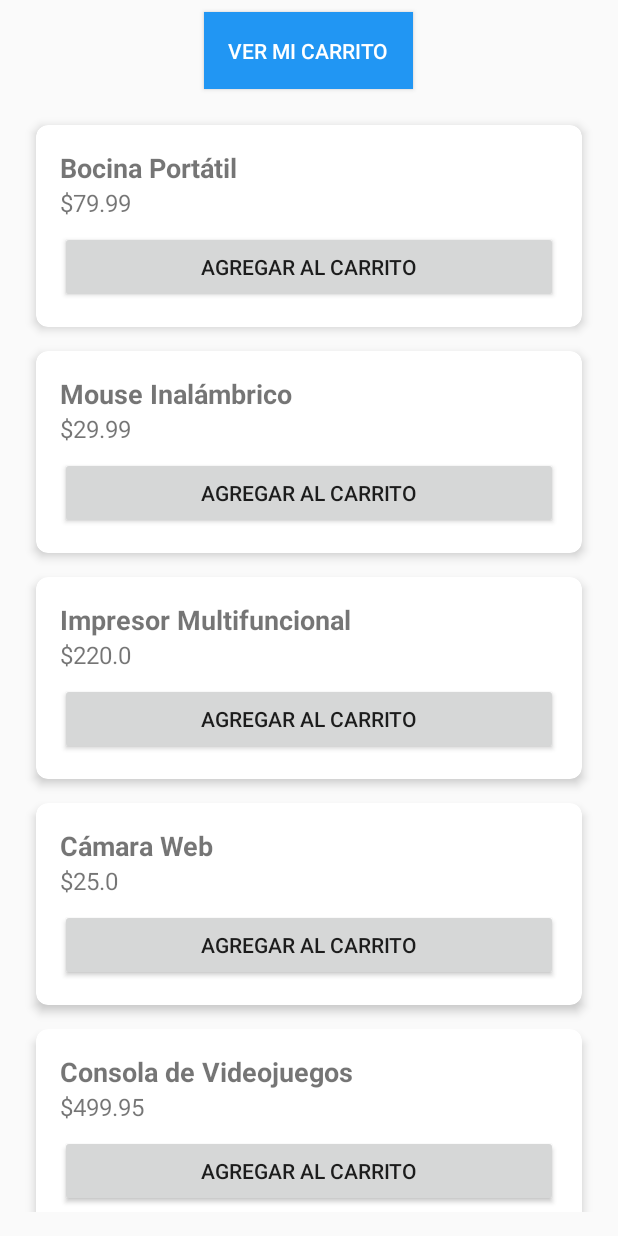
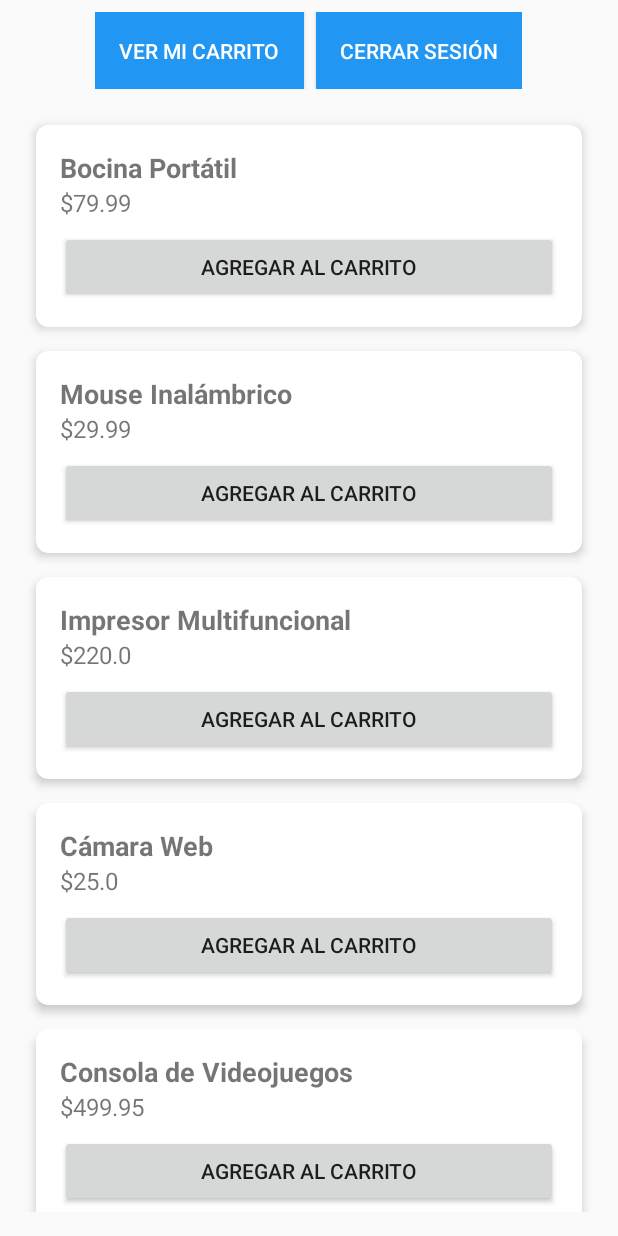
Before and after one commit to diegovarias/virtualstore, an Android app built with Jetpack Compose: the ProductsActivity screen opened directly, with no data from a screen before it, on a phone screen of 412 x 824 dp. Run offline under Robolectric (Android 15) with nearby library versions, the phone set to English and light mode, and no system bars.

Commit message:
Add logout button

```diff
--- a/app/src/main/java/com/example/virtualstore/ProductsActivity.kt
+++ b/app/src/main/java/com/example/virtualstore/ProductsActivity.kt
@@ -33,6 +33,13 @@ class ProductsActivity : Activity() {
             startActivity(intent)
         }
 
+        val btnLogout: Button = findViewById(R.id.btnLogout)
+        btnLogout.setOnClickListener {
+            val intent = Intent(this, LoginActivity::class.java)
+            intent.flags = Intent.FLAG_ACTIVITY_NEW_TASK or Intent.FLAG_ACTIVITY_CLEAR_TASK
+            startActivity(intent)
+            finish()
+        }
     }
 
     private fun getProductListFromDatabase(): List<Product> {
--- a/app/src/main/res/layout/activity_products.xml
+++ b/app/src/main/res/layout/activity_products.xml
@@ -2,22 +2,39 @@
     android:layout_width="match_parent"
     android:layout_height="match_parent">
 
-    <Button
-        android:id="@+id/btnViewCart"
+    <LinearLayout
+        android:id="@+id/buttonContainer"
         android:layout_width="wrap_content"
         android:layout_height="wrap_content"
-        android:text="Ver mi carrito"
+        android:orientation="horizontal"
         android:layout_alignParentTop="true"
-        android:background="#2196F3"
-        android:textColor="#FFFFFF"
-        android:padding="16dp"
-        android:layout_marginTop="8dp"
-        android:layout_centerHorizontal="true"/>
+        android:layout_centerHorizontal="true"
+        android:layout_marginTop="8dp">
+
+        <Button
+            android:id="@+id/btnViewCart"
+            android:layout_width="wrap_content"
+            android:layout_height="wrap_content"
+            android:text="Ver mi carrito"
+            android:background="#2196F3"
+            android:textColor="#FFFFFF"
+            android:padding="16dp"
+            android:layout_marginEnd="8dp"/>
+
+        <Button
+            android:id="@+id/btnLogout"
+            android:layout_width="wrap_content"
+            android:layout_height="wrap_content"
+            android:text="Cerrar sesión"
+            android:background="#2196F3"
+            android:textColor="#FFFFFF"
+            android:padding="16dp"/>
+    </LinearLayout>
 
     <androidx.recyclerview.widget.RecyclerView
         android:id="@+id/recyclerView"
         android:layout_width="match_parent"
         android:layout_height="match_parent"
-        android:layout_below="@+id/btnViewCart"
+        android:layout_below="@+id/buttonContainer"
         android:padding="16dp" />
 </RelativeLayout>
```
